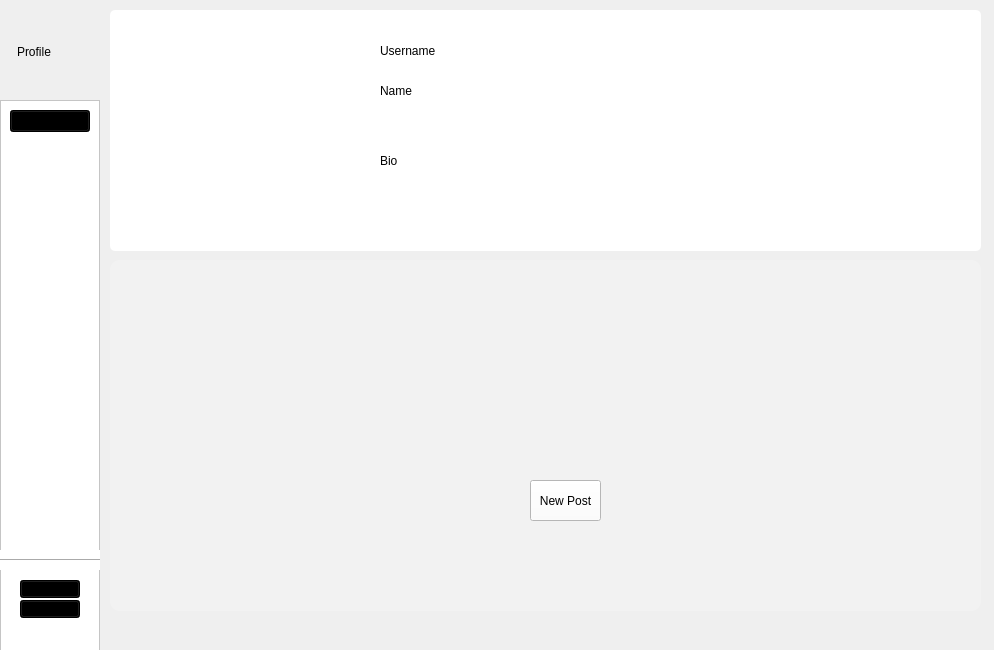
Qt form SocialNetwork/mainwindow.ui (amir-h-A-0001/DS-SocialNetwork) before a commit.
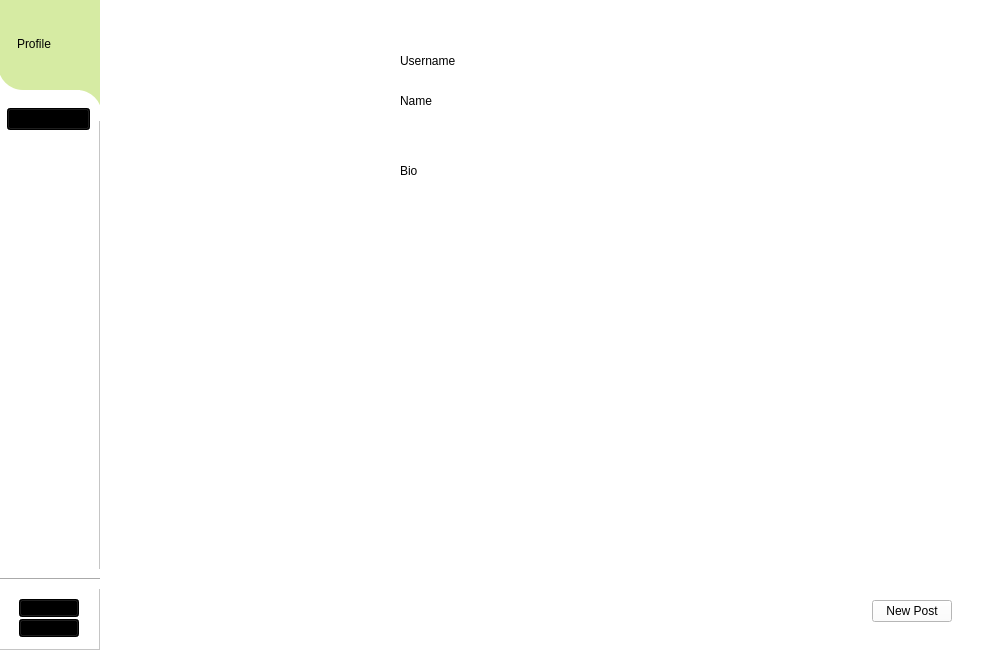
The same form after that commit. Icons and pictures are not drawn.

Commit message: complete design of user ui

Patch:
```diff
--- a/SocialNetwork/mainwindow.ui
+++ b/SocialNetwork/mainwindow.ui
@@ -14,16 +14,19 @@
    <string>MainWindow</string>
   </property>
   <property name="styleSheet">
-   <string notr="true"/>
+   <string notr="true">QMainWindow {
+	
+	background-color: rgb(255, 255, 255);
+}</string>
   </property>
   <widget class="QWidget" name="centralwidget">
    <widget class="QFrame" name="sideF">
     <property name="geometry">
      <rect>
-      <x>0</x>
-      <y>100</y>
-      <width>100</width>
-      <height>551</height>
+      <x>-1</x>
+      <y>-1</y>
+      <width>101</width>
+      <height>651</height>
      </rect>
     </property>
     <property name="styleSheet">
@@ -43,15 +46,19 @@
     <widget class="QScrollArea" name="sideUserSA">
      <property name="geometry">
       <rect>
-       <x>0</x>
-       <y>0</y>
-       <width>100</width>
-       <height>451</height>
+       <x>-1</x>
+       <y>100</y>
+       <width>101</width>
+       <height>471</height>
       </rect>
      </property>
      <property name="styleSheet">
-      <string notr="true">QScrollArea QWidget {
-	background : transparent;
+      <string notr="true">QScrollArea {
+	 border-top-right-radius: 15px;
+}
+
+QScrollArea QWidget {
+	background-color: transparent;
         }
     QScrollBar:vertical {
         border: 1px solid #999999;
@@ -80,8 +87,8 @@
        <rect>
         <x>0</x>
         <y>0</y>
-        <width>98</width>
-        <height>449</height>
+        <width>101</width>
+        <height>471</height>
        </rect>
       </property>
       <layout class="QVBoxLayout" name="verticalLayout">
@@ -121,7 +128,7 @@
      <property name="geometry">
       <rect>
        <x>20</x>
-       <y>500</y>
+       <y>620</y>
        <width>60</width>
        <height>18</height>
       </rect>
@@ -137,7 +144,7 @@
      <property name="geometry">
       <rect>
        <x>20</x>
-       <y>480</y>
+       <y>600</y>
        <width>60</width>
        <height>18</height>
       </rect>
@@ -153,7 +160,7 @@
      <property name="geometry">
       <rect>
        <x>0</x>
-       <y>450</y>
+       <y>570</y>
        <width>101</width>
        <height>20</height>
       </rect>
@@ -168,6 +175,85 @@
       <enum>Qt::Orientation::Horizontal</enum>
      </property>
     </widget>
+    <widget class="QFrame" name="frame">
+     <property name="geometry">
+      <rect>
+       <x>-1</x>
+       <y>0</y>
+       <width>102</width>
+       <height>91</height>
+      </rect>
+     </property>
+     <property name="styleSheet">
+      <string notr="true">QFrame {
+	border-bottom-left-radius : 25px;
+	
+	background-color: #d6eba3;
+}</string>
+     </property>
+     <property name="frameShape">
+      <enum>QFrame::Shape::StyledPanel</enum>
+     </property>
+     <property name="frameShadow">
+      <enum>QFrame::Shadow::Raised</enum>
+     </property>
+     <widget class="QLabel" name="sideUserProfileLB">
+      <property name="geometry">
+       <rect>
+        <x>19</x>
+        <y>10</y>
+        <width>70</width>
+        <height>70</height>
+       </rect>
+      </property>
+      <property name="styleSheet">
+       <string notr="true">color: rgb(0, 0, 0);</string>
+      </property>
+      <property name="text">
+       <string>Profile</string>
+      </property>
+     </widget>
+    </widget>
+    <widget class="QFrame" name="frame_2">
+     <property name="geometry">
+      <rect>
+       <x>81</x>
+       <y>89</y>
+       <width>20</width>
+       <height>31</height>
+      </rect>
+     </property>
+     <property name="styleSheet">
+      <string notr="true">	background-color: #d6eba3;
+	border : none;</string>
+     </property>
+     <property name="frameShape">
+      <enum>QFrame::Shape::StyledPanel</enum>
+     </property>
+     <property name="frameShadow">
+      <enum>QFrame::Shadow::Raised</enum>
+     </property>
+    </widget>
+    <widget class="QFrame" name="frame_3">
+     <property name="geometry">
+      <rect>
+       <x>70</x>
+       <y>91</y>
+       <width>33</width>
+       <height>31</height>
+      </rect>
+     </property>
+     <property name="styleSheet">
+      <string notr="true">border : none;	
+border-top-right-radius : 25px;</string>
+     </property>
+     <property name="frameShape">
+      <enum>QFrame::Shape::StyledPanel</enum>
+     </property>
+     <property name="frameShadow">
+      <enum>QFrame::Shadow::Raised</enum>
+     </property>
+    </widget>
     <zorder>sideLogoutPB</zorder>
     <zorder>sideRequestPB</zorder>
     <zorder>sideUserSA</zorder>
@@ -195,10 +281,10 @@
      <widget class="QScrollArea" name="postsSA">
       <property name="geometry">
        <rect>
-        <x>10</x>
-        <y>260</y>
-        <width>871</width>
-        <height>351</height>
+        <x>30</x>
+        <y>270</y>
+        <width>831</width>
+        <height>361</height>
        </rect>
       </property>
       <property name="styleSheet">
@@ -220,50 +306,66 @@
         <rect>
          <x>0</x>
          <y>0</y>
-         <width>871</width>
-         <height>351</height>
+         <width>831</width>
+         <height>361</height>
         </rect>
        </property>
-       <widget class="QPushButton" name="newPostPB">
-        <property name="geometry">
-         <rect>
-          <x>420</x>
-          <y>220</y>
-          <width>71</width>
-          <height>41</height>
-         </rect>
-        </property>
-        <property name="sizePolicy">
-         <sizepolicy hsizetype="Fixed" vsizetype="Fixed">
-          <horstretch>0</horstretch>
-          <verstretch>0</verstretch>
-         </sizepolicy>
-        </property>
-        <property name="cursor">
-         <cursorShape>PointingHandCursor</cursorShape>
-        </property>
-        <property name="styleSheet">
-         <string notr="true">background-color: rgb(255, 255, 255);
+       <layout class="QVBoxLayout" name="verticalLayout_2">
+        <item>
+         <spacer name="verticalSpacer_2">
+          <property name="orientation">
+           <enum>Qt::Orientation::Vertical</enum>
+          </property>
+          <property name="sizeHint" stdset="0">
+           <size>
+            <width>13</width>
+            <height>322</height>
+           </size>
+          </property>
+         </spacer>
+        </item>
+        <item>
+         <layout class="QHBoxLayout" name="horizontalLayout">
+          <item>
+           <widget class="QWidget" name="widget" native="true"/>
+          </item>
+          <item>
+           <widget class="QPushButton" name="newPostPB">
+            <property name="sizePolicy">
+             <sizepolicy hsizetype="Fixed" vsizetype="Fixed">
+              <horstretch>0</horstretch>
+              <verstretch>0</verstretch>
+             </sizepolicy>
+            </property>
+            <property name="cursor">
+             <cursorShape>PointingHandCursor</cursorShape>
+            </property>
+            <property name="styleSheet">
+             <string notr="true">background-color: rgb(255, 255, 255);
 color: rgb(0, 0, 0);</string>
-        </property>
-        <property name="text">
-         <string>New Post</string>
-        </property>
-       </widget>
+            </property>
+            <property name="text">
+             <string>New Post</string>
+            </property>
+           </widget>
+          </item>
+         </layout>
+        </item>
+       </layout>
       </widget>
      </widget>
      <widget class="QFrame" name="userInformationF">
       <property name="geometry">
        <rect>
-        <x>10</x>
-        <y>10</y>
-        <width>871</width>
-        <height>241</height>
+        <x>30</x>
+        <y>20</y>
+        <width>831</width>
+        <height>231</height>
        </rect>
       </property>
       <property name="styleSheet">
        <string notr="true"> QFrame {
-        border-radius: 5px;
+        border-radius: 15px;
 	background-color: rgb(255, 255, 255);
     }
 QLabel {
@@ -452,22 +554,6 @@
      </widget>
     </widget>
    </widget>
-   <widget class="QLabel" name="sideUserProfileLB">
-    <property name="geometry">
-     <rect>
-      <x>17</x>
-      <y>17</y>
-      <width>70</width>
-      <height>70</height>
-     </rect>
-    </property>
-    <property name="styleSheet">
-     <string notr="true">color: rgb(0, 0, 0);</string>
-    </property>
-    <property name="text">
-     <string>Profile</string>
-    </property>
-   </widget>
    <zorder>mainSV</zorder>
    <zorder>sideF</zorder>
    <zorder>sideUserProfileLB</zorder>
```
Left out of the diff: 6 changed lines with no effect on the pictures. The commit also changes 5 other files.
